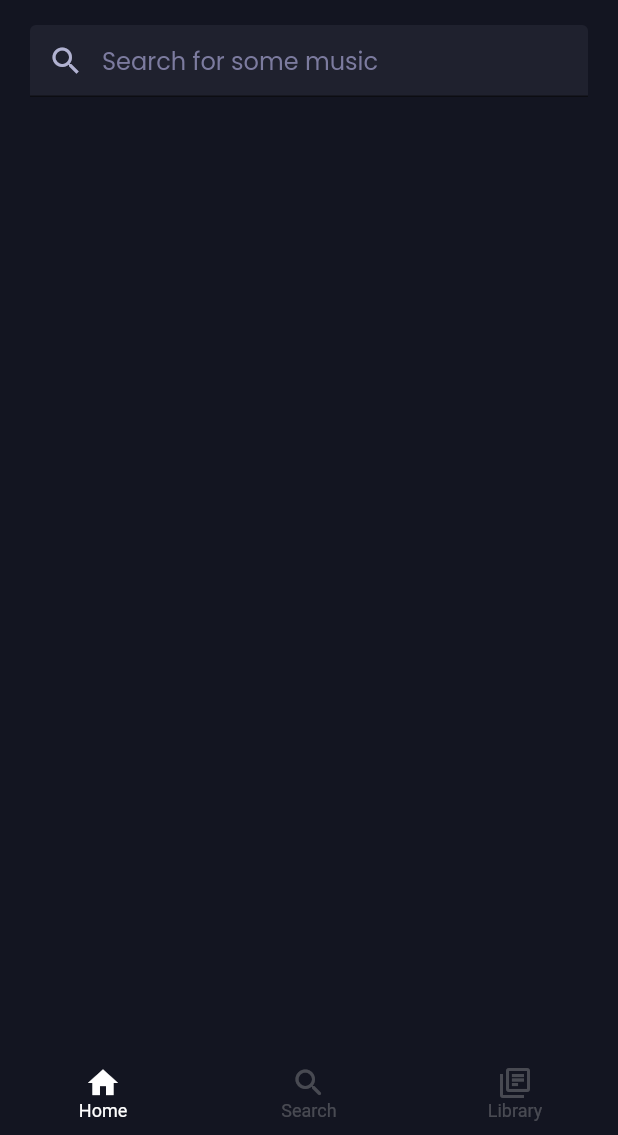
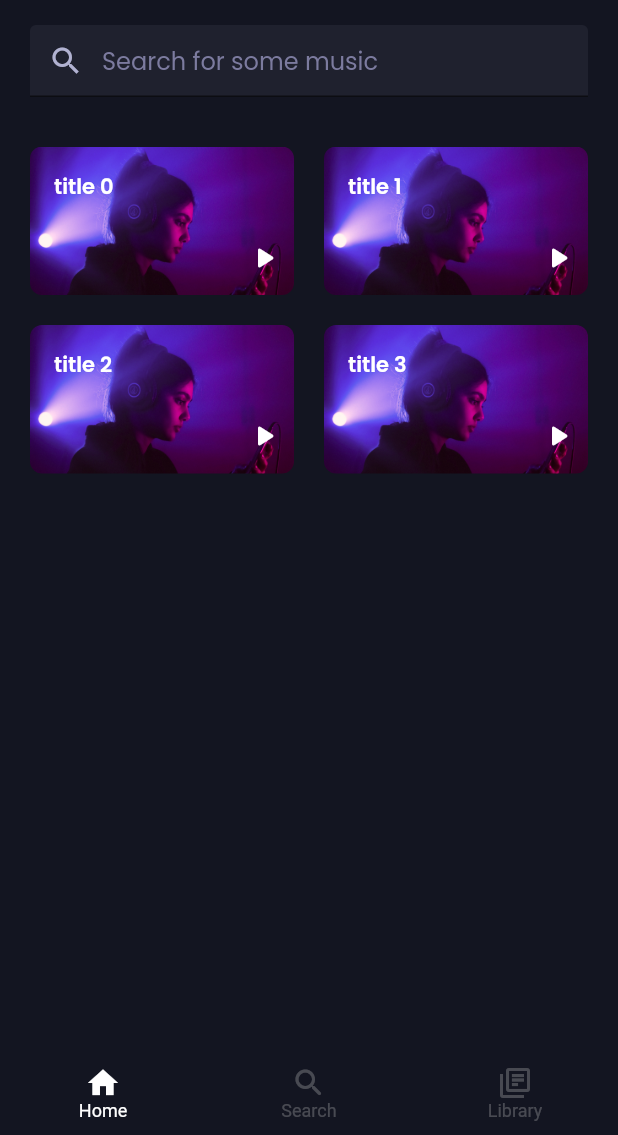
Before and after one commit to DannyPX/rabble, a Flutter app: the MainPage screen opened directly, on a phone screen of 412 x 824 dp, the part 101-1236 px from its top. Run offline on Flutter 3.47's test engine with Material 2 defaults, Android fonts, the phone set to English and light mode, and no system bars; drawn by our look-alikes of searchfield; our stand-ins replace flutter_svg.

Commit message:
Added gridview for loading in the playlists at the home page

```diff
--- /dev/null
+++ b/lib/components/lists/playlist_grid.dart
@@ -0,0 +1,36 @@
+import 'package:flutter/material.dart';
+import 'package:rabble/components/cards/small_card.dart';
+import 'package:rabble/views/search.dart';
+
+class PlaylistGrid extends StatelessWidget {
+  PlaylistGrid({Key? key}) : super(key: key);
+
+  final List<Map> playlists = List.generate(
+      4,
+      (index) => {
+            "title": "title $index",
+            "subtitle": "",
+            "playlistNavigation": const SearchPage(),
+            "imageUrl": "assets/images/onboarding.jpg"
+          }).toList();
+
+  @override
+  Widget build(BuildContext context) {
+    return GridView.builder(
+      gridDelegate: const SliverGridDelegateWithMaxCrossAxisExtent(
+        maxCrossAxisExtent: 200,
+        childAspectRatio: 16 / 9,
+        crossAxisSpacing: 20,
+        mainAxisSpacing: 20,
+      ),
+      itemCount: playlists.length,
+      itemBuilder: (BuildContext ctx, index) {
+        return SmallCard(
+            title: playlists[index]['title'],
+            subtitle: playlists[index]['subtitle'],
+            playlistNavigation: playlists[index]['playlistNavigation'],
+            imageUrl: playlists[index]['imageUrl']);
+      },
+    );
+  }
+}
--- a/lib/components/pagetitle.dart
+++ b/lib/components/titles/page_title.dart
@@ -1,6 +1,6 @@
 import 'package:flutter/material.dart';
 
-import '../constants.dart';
+import '../../constants.dart';
 
 class PageTitle extends StatelessWidget {
   PageTitle({Key? key, required this.welcomeMessage, required this.title})
--- a/lib/views/home.dart
+++ b/lib/views/home.dart
@@ -1,5 +1,6 @@
 import 'package:flutter/material.dart';
-import 'package:rabble/components/pagetitle.dart';
+import 'package:rabble/components/lists/playlist_grid.dart';
+import 'package:rabble/components/titles/page_title.dart';
 import 'package:rabble/components/search_input.dart';
 
 class HomePage extends StatelessWidget {
@@ -13,6 +14,8 @@ class HomePage extends StatelessWidget {
         PageTitle(welcomeMessage: true, title: "Rabble"),
         const SizedBox(height: 17.0),
         SearchInput(),
+        const SizedBox(height: 33.0),
+        Expanded(child: PlaylistGrid()),
       ],
     );
   }
--- a/lib/views/library.dart
+++ b/lib/views/library.dart
@@ -1,5 +1,5 @@
 import 'package:flutter/material.dart';
-import 'package:rabble/components/pagetitle.dart';
+import 'package:rabble/components/titles/page_title.dart';
 
 class LibraryPage extends StatelessWidget {
   const LibraryPage({Key? key}) : super(key: key);
--- a/lib/views/search.dart
+++ b/lib/views/search.dart
@@ -1,5 +1,5 @@
 import 'package:flutter/material.dart';
-import 'package:rabble/components/pagetitle.dart';
+import 'package:rabble/components/titles/page_title.dart';
 import 'package:rabble/components/search_input.dart';
 
 class SearchPage extends StatelessWidget {
```
Also changed, not shown: lib/components/cards/large_card.dart (renamed from lib/components/largecard.dart), lib/components/cards/small_card.dart (renamed from lib/components/smallcard.dart).
